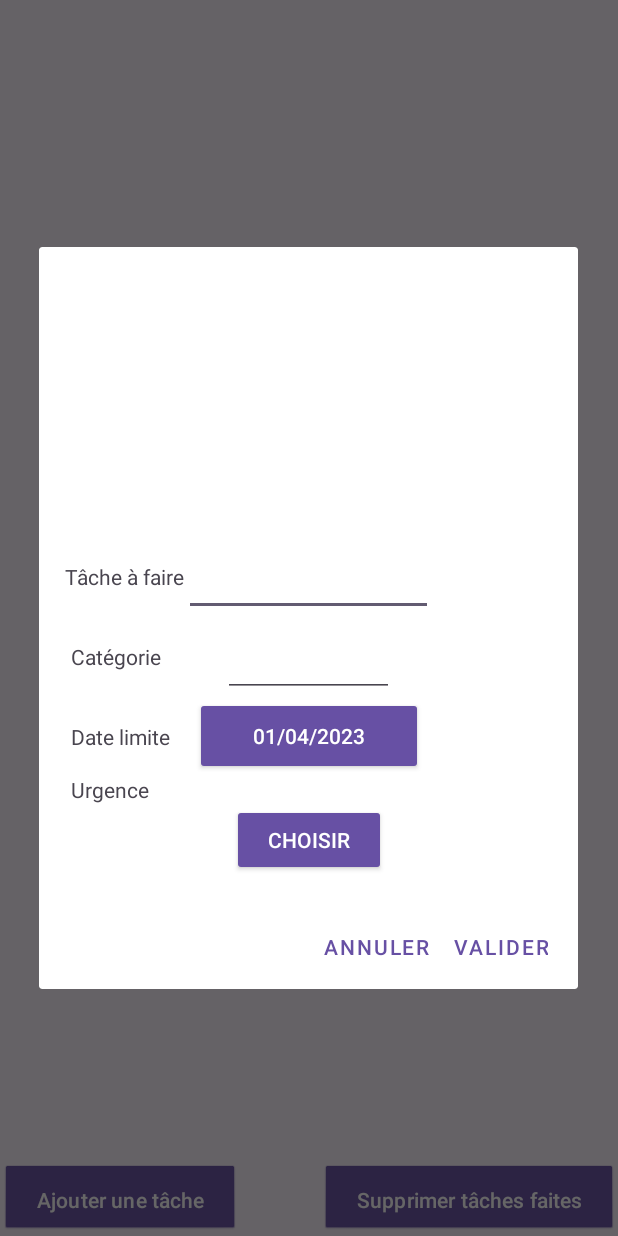
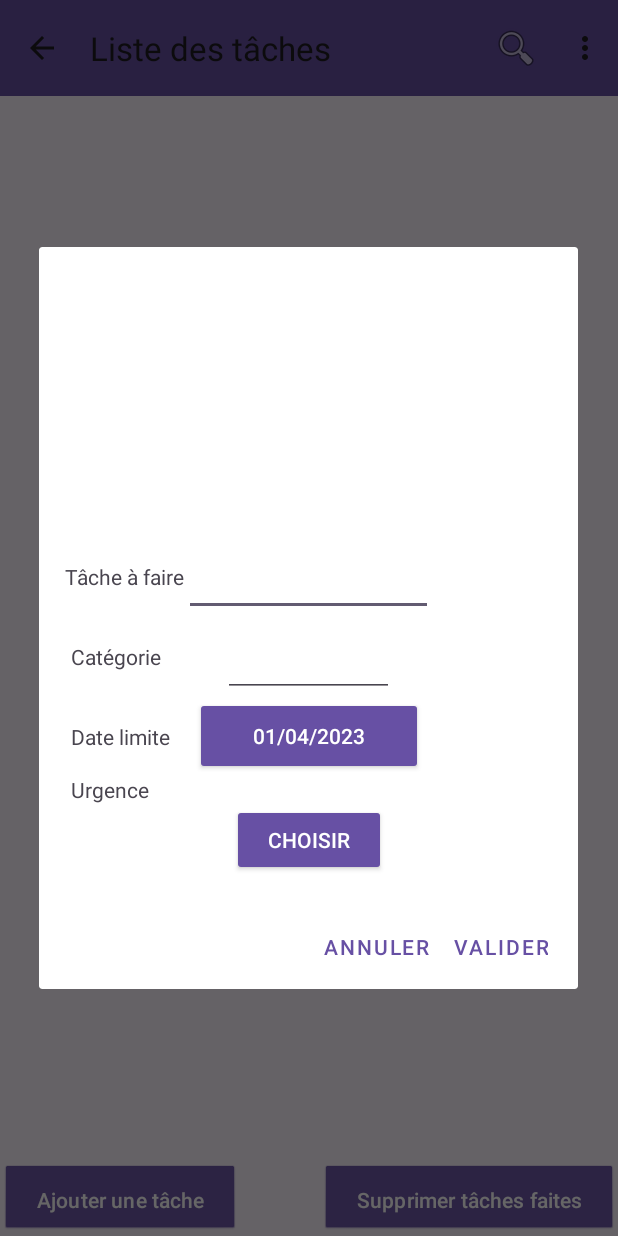
Before and after one commit to Guetguet6/bubble, an Android app built with Jetpack Compose: the ToDoListActivity screen opened directly, with no data from a screen before it, after a tap on "Ajouter une tâche", on a phone screen of 412 x 824 dp. Run offline under Robolectric (Android 15) with nearby library versions, the phone set to English and light mode, and no system bars.

Commit message:
Ajout tri de taches et fix shared preferences

```diff
--- a/app/src/main/AndroidManifest.xml
+++ b/app/src/main/AndroidManifest.xml
@@ -66,7 +66,11 @@
             android:name=".ToDoListActivity"
             android:exported="false"
             android:label="@string/title_activity_to_do_list"
-            android:theme="@style/Theme.BubbleApp.NoActionBar" />
+            android:theme="@style/Theme.BubbleApp.NoActionBar"
+            > <meta-data
+                android:name="android.support.PARENT_ACTIVITY"
+                android:value=".ToDoListActivity" />
+        </activity>
 
     </application>
 </manifest>
--- a/app/src/main/res/layout/activity_to_do_list.xml
+++ b/app/src/main/res/layout/activity_to_do_list.xml
@@ -6,13 +6,13 @@
     android:layout_height="match_parent"
     tools:context=".ToDoListActivity">
 
+
     <androidx.recyclerview.widget.RecyclerView
         android:id="@+id/toDoList"
         android:layout_width="match_parent"
-        android:layout_height="0dp"
-        app:layout_constraintBottom_toTopOf="@+id/bAjouterTache"
-        app:layout_constraintTop_toTopOf="parent" />
-
+        android:layout_height="620dp"
+        app:layout_constraintBottom_toTopOf="@+id/bSupprimerTache"
+        tools:layout_editor_absoluteX="25dp" />
 
     <Button
         android:id="@+id/bAjouterTache"
@@ -32,4 +32,15 @@
         app:layout_constraintBottom_toBottomOf="parent"
         app:layout_constraintEnd_toEndOf="parent" />
 
+    <androidx.appcompat.widget.Toolbar
+        android:id="@+id/toolbar"
+        android:layout_width="match_parent"
+        android:layout_height="wrap_content"
+        android:background="?attr/colorPrimary"
+        android:minHeight="?attr/actionBarSize"
+        android:theme="?attr/actionBarTheme"
+        app:layout_constraintEnd_toEndOf="parent"
+        app:layout_constraintStart_toStartOf="parent"
+        app:layout_constraintTop_toTopOf="parent" />
+
 </androidx.constraintlayout.widget.ConstraintLayout>
--- a/app/src/main/res/layout/tache.xml
+++ b/app/src/main/res/layout/tache.xml
@@ -12,6 +12,7 @@
         android:layout_width="wrap_content"
         android:layout_height="wrap_content"
         android:text="Tache"
+        android:textColor="#46230039"
         android:textSize="20sp"
         app:layout_constraintBottom_toBottomOf="parent"
         app:layout_constraintStart_toStartOf="parent"
@@ -46,6 +47,7 @@
         android:layout_height="wrap_content"
         android:layout_margin="5dp"
         android:backgroundTint="@color/purple_200"
+        android:textColor="#46230039"
         android:text="Catégorie"
         android:textSize="15sp"
         app:layout_constraintBottom_toBottomOf="parent"
@@ -57,6 +59,7 @@
         android:layout_width="wrap_content"
         android:layout_height="wrap_content"
         android:text="Temps restant :  "
+        android:textColor="#46230039"
         app:layout_constraintBottom_toBottomOf="parent"
         app:layout_constraintStart_toStartOf="@+id/nomTache"
         app:layout_constraintTop_toBottomOf="@+id/nomTache" />
--- /dev/null
+++ b/app/src/main/res/menu/toolbar.xml
@@ -0,0 +1,35 @@
+<?xml version="1.0" encoding="utf-8"?>
+<menu
+    xmlns:android="http://schemas.android.com/apk/res/android"
+    xmlns:app="http://schemas.android.com/apk/res-auto">
+    <item
+        android:id="@+id/action_search"
+        android:icon="@android:drawable/ic_menu_search"
+        android:title="Rechercher"
+        app:showAsAction="ifRoom|collapseActionView"
+        app:actionViewClass="androidx.appcompat.widget.SearchView"/>
+
+    <item
+        android:id="@+id/itemTitreC"
+        android:icon="@android:drawable/ic_menu_sort_by_size"
+        android:title="Titre croissant"
+        app:showAsAction="never" />
+    <item android:title="Titre décroissant"
+        android:id="@+id/itemTitreD" />
+    <item android:title="Catégorie croissant"
+        android:id="@+id/itemCatC" />
+    <item android:title="Catégorie décroissante"
+        android:id="@+id/itemCatD" />
+    <item android:title="Urgence croissante"
+        android:id="@+id/itemUrgenceC" />
+    <item android:title="Urgence décroissante"
+        android:id="@+id/itemUrgenceD"/>
+    <item android:title="Tâches terminées"
+        android:id="@+id/itemFaite"/>
+    <item android:title="Tâches non terminées"
+        android:id="@+id/itemNonFaite"/>
+    <item android:title="Date limite proche"
+        android:id="@+id/itemDateC"/>
+    <item android:title="Date limite éloignée"
+        android:id="@+id/itemDateD"/>
+</menu>
```
Also changed, not shown: app/src/main/java/ca/uqac/bubble/Tache.kt (+8 -7 lines), app/src/main/java/ca/uqac/bubble/TacheAdaptateur.kt (+83 -18 lines), app/src/main/java/ca/uqac/bubble/ToDoListActivity.kt (+57 -49 lines).
